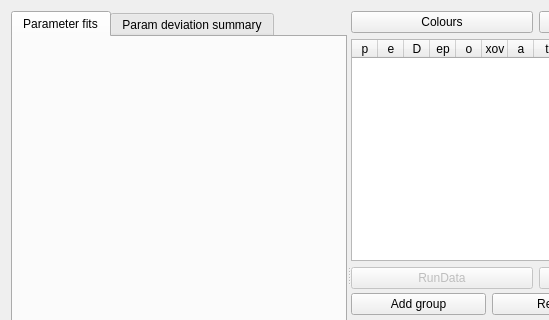
Above: src/gui/fitinspector.ui from CompEphys-team/rtdo before the change; both pictures show x 0 to 549 and y 0 to 320 of the 919 by 550 pixel window. Below: the same form after it.
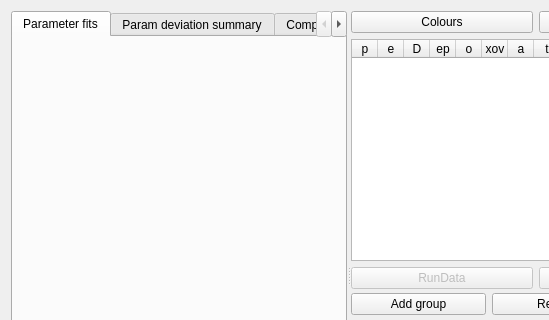
That is the form after the change. Custom widgets are drawn as their Qt base class.

Commit message:
Added a tool to compare recorded and simulated traces
... that's what the previous few commits were all about.

```diff
--- a/src/gui/fitinspector.ui
+++ b/src/gui/fitinspector.ui
@@ -33,6 +33,11 @@
         <string>Param deviation summary</string>
        </attribute>
       </widget>
+      <widget class="FitErrorPlotter" name="error_plotter">
+       <attribute name="title">
+        <string>Compare to data</string>
+       </attribute>
+      </widget>
      </widget>
      <widget class="QSplitter" name="sidebar">
       <property name="orientation">
@@ -314,6 +319,12 @@
    <header>deviationboxplot.h</header>
    <container>1</container>
   </customwidget>
+  <customwidget>
+   <class>FitErrorPlotter</class>
+   <extends>QWidget</extends>
+   <header>fiterrorplotter.h</header>
+   <container>1</container>
+  </customwidget>
  </customwidgets>
  <resources/>
  <connections/>
```
The commit also changes 5 other files.
